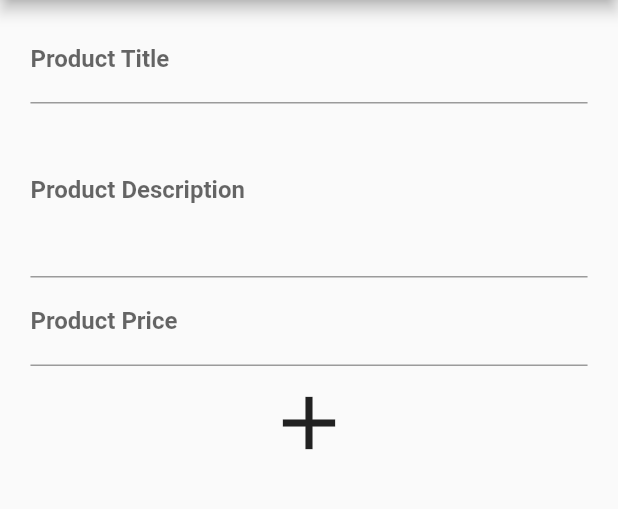
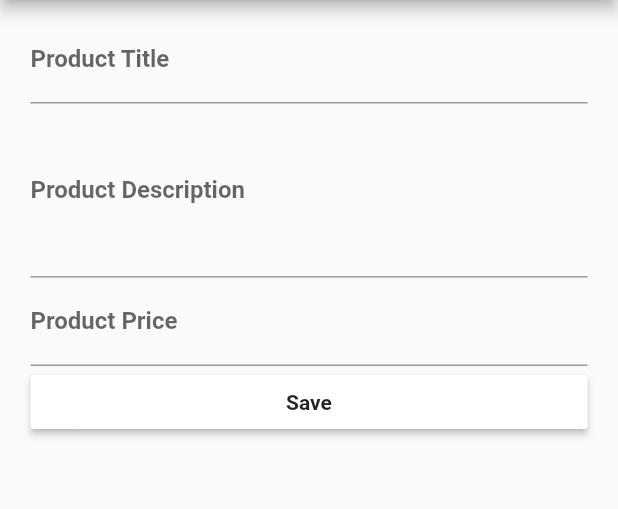
Before and after one commit to sayedsaad07/FlutterProductsApp, a Flutter app: the ProductsAdminPage screen opened by its route, on a phone screen of 412 x 824 dp, the part 195-704 px from its top. Run offline on Flutter 3.47's test engine with Material 2 defaults, Android fonts, the phone set to English and light mode, and no system bars.

Commit message:
add Products viewmodel

```diff
--- a/lib/models/product.dart
+++ b/lib/core/models/product.dart
@@ -5,10 +5,13 @@ class Product {
   final String description;
   final double price;
   final String image;
+  final bool isFavorite;
 
   Product(
       {@required this.title,
       @required this.description,
       @required this.price,
-      @required this.image});
+      @required this.image,
+      this.isFavorite = false
+      });
 }
--- /dev/null
+++ b/lib/core/viewmodels/user.dart
@@ -0,0 +1,10 @@
+import 'package:scoped_model/scoped_model.dart';
+
+class UserModel extends Model {
+  bool _isLoggedin = false;
+  bool get isLoggedin {
+    return _isLoggedin;
+  }
+
+  void login() {}
+}
--- a/lib/pages/product_edit.dart
+++ b/lib/pages/product_edit.dart
@@ -1,13 +1,11 @@
 import 'package:flutter/material.dart';
-import 'package:starter_app/models/product.dart';
+import 'package:scoped_model/scoped_model.dart';
+import 'package:starter_app/core/models/product.dart';
+import 'package:starter_app/core/viewmodels/products.dart';
 
 class ProductEditPage extends StatefulWidget {
-  final Function addProduct;
-  final Function updateProduct;
   final Product product;
-  final int productIndex;
-  ProductEditPage(
-      {this.addProduct, this.updateProduct, this.product, this.productIndex});
+  ProductEditPage({this.product});
 
   @override
   State<StatefulWidget> createState() {
@@ -39,14 +37,7 @@ class _ProductEditPageState extends State<ProductEditPage> {
                   _buildTitleTextFormField(),
                   _buildDescriptionTextFormField(),
                   _buildPriceTextFormField(),
-                  IconButton(
-                    // child: Text("Submit"),
-                    icon: Icon(
-                      Icons.add,
-                      size: 60.0,
-                    ),
-                    onPressed: () => _createProduct(),
-                  )
+                  _buildSubmitButton()
                 ])));
 
     if (widget.product == null) {
@@ -114,27 +105,47 @@ class _ProductEditPageState extends State<ProductEditPage> {
     );
   }
 
-  void _createProduct() {
+  void _submitProduct(Function addProduct, Function updateProduct) {
     if (!_formKey.currentState.validate()) {
       return;
     }
     _formKey.currentState.save();
-    Product updatedProduct = Product(title: _formProduct['title'], description: _formProduct['description'] , price: _formProduct['price'] , image: _formProduct['image']);
     if (widget.product == null) {
       //Add new product
-      widget.addProduct( updatedProduct);
+      addProduct(Product(
+          title: _formProduct['title'],
+          description: _formProduct['description'],
+          price: _formProduct['price'],
+          image: _formProduct['image']));
     } else {
       //update existing product
-      widget.updateProduct(widget.productIndex, updatedProduct);
+      updateProduct(Product(
+        title: _formProduct['title'],
+        description: _formProduct['description'],
+        price: _formProduct['price'],
+        image: _formProduct['image']));
     }
     Navigator.pushNamed(context, "/");
   }
 
-  void _showModal(BuildContext context) {
-    showModalBottomSheet(
-        context: context,
-        builder: (BuildContext context) {
-          return Center(child: Text("Save Product"));
-        });
+  // void _showModal(BuildContext context) {
+  //   showModalBottomSheet(
+  //       context: context,
+  //       builder: (BuildContext context) {
+  //         return Center(child: Text("Save Product"));
+  //       });
+  // }
+
+  Widget _buildSubmitButton() {
+    return ScopedModelDescendant<ProductsModel>(
+      builder: (BuildContext context, Widget child, ProductsModel model) {
+        return RaisedButton(
+          child: Text("Save"),
+          color: Colors.white,
+          onPressed: () =>
+              _submitProduct(model.addProduct, model.updateProduct),
+        );
+      },
+    );
   }
 }
--- a/lib/pages/products_admin.dart
+++ b/lib/pages/products_admin.dart
@@ -1,15 +1,9 @@
 import 'package:flutter/material.dart';
-import 'package:starter_app/models/product.dart';
 import 'product_edit.dart';
 import 'product_list.dart';
 
 class ProductsAdminPage extends StatelessWidget {
-  final Function addProduct;
-  final Function updateProduct;
-  final Function deleteProduct;
-  final List<Product> _products;
-  ProductsAdminPage(this._products, this.addProduct, this.updateProduct,this.deleteProduct);
-
+  @override
   Widget build(BuildContext context) {
     return DefaultTabController(
       length: 2,
@@ -52,8 +46,8 @@ class ProductsAdminPage extends StatelessWidget {
               },
               child: TabBarView(
                 children: <Widget>[
-                  ProductEditPage(addProduct: addProduct),
-                  ProductListPage(_products , updateProduct, deleteProduct)
+                  ProductEditPage(),
+                  ProductListPage()
                 ],
               ))),
     );
--- a/pubspec.yaml
+++ b/pubspec.yaml
@@ -23,6 +23,7 @@ dependencies:
   # The following adds the Cupertino Icons font to your application.
   # Use with the CupertinoIcons class for iOS style icons.
   cupertino_icons: ^0.1.2
+  scoped_model: ^1.0.1
 
 dev_dependencies:
   flutter_test:
```
Also changed, not shown: lib/core/models/user.dart (added, +9 -0 lines), lib/core/viewmodels/main.dart (added, +12 -0 lines), lib/core/viewmodels/products.dart (added, +84 -0 lines), lib/main.dart (+15 -53 lines), lib/pages/product.dart (+15 -9 lines), lib/pages/product_list.dart (+24 -20 lines), lib/pages/products.dart (+18 -16 lines), lib/widgets/products/product_card.dart (+19 -9 lines), lib/widgets/products/products.dart (+13 -13 lines), pubspec.lock.
